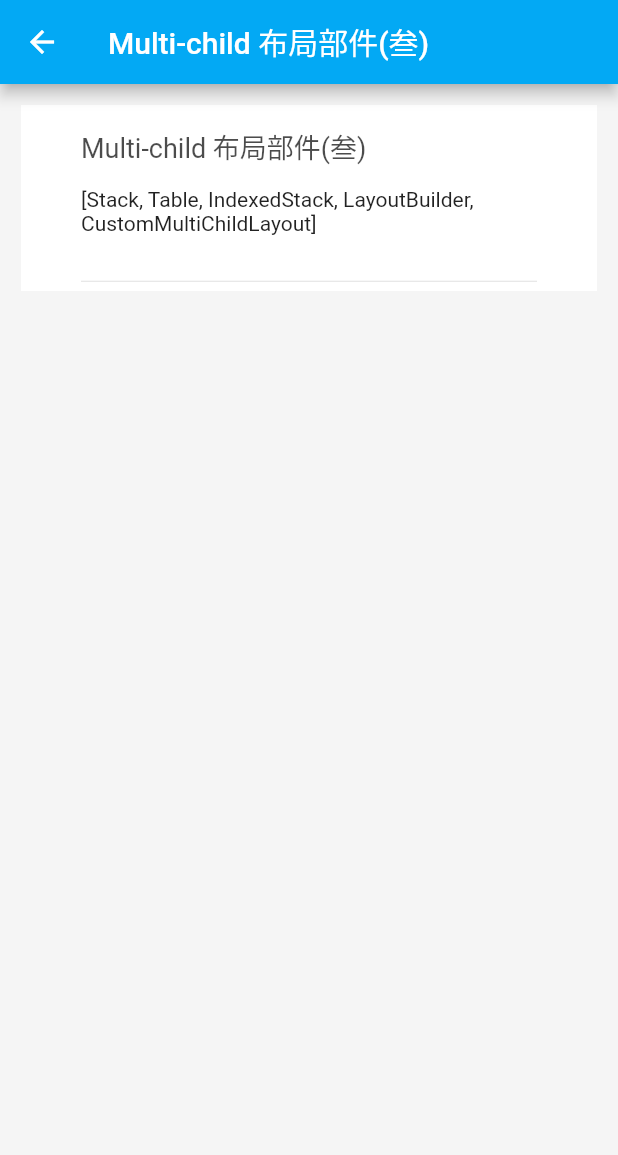
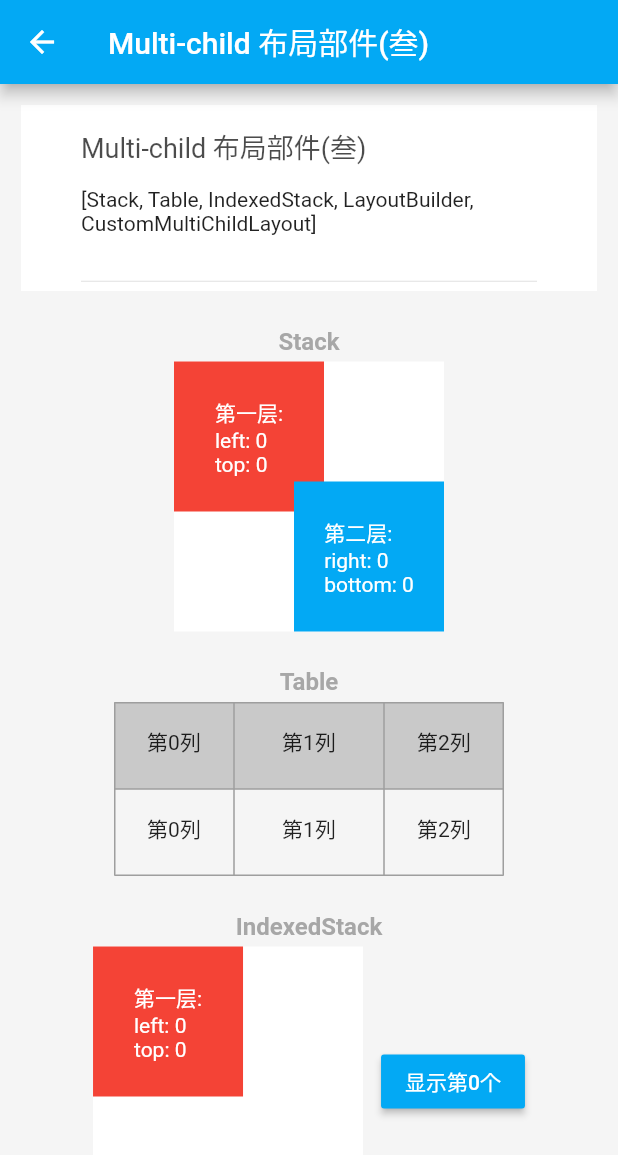
Before and after one commit to WitheredSkull/Flutter_Widget, a Flutter app: the screen it shows after launch, after a tap on "Multi-child 布局部件(叁)", on a phone screen of 412 x 824 dp. Shown: the top 1155 px of the screen. Run offline on Flutter 3.47's test engine with Material 2 defaults, Android fonts, the phone set to English and light mode, and no system bars.

Commit message:
完成所有Layout

```diff
--- a/lib/view/container/MultiLayout.dart
+++ b/lib/view/container/MultiLayout.dart
@@ -68,7 +68,9 @@ class LayoutState extends BaseCodeState<MultiLayout> {
           ),
           ItemName("Wrap"),
           WrapWidget(),
-          SizedBox(height: 48,)
+          SizedBox(
+            height: 48,
+          )
         ],
       ),
     );
--- a/lib/view/container/MultiLayout3.dart
+++ b/lib/view/container/MultiLayout3.dart
@@ -1,8 +1,14 @@
 import 'package:flutter/material.dart';
 import 'package:flutter_widget/model/bean/ItemViewExplainBean.dart';
 import 'package:flutter_widget/view/base/BaseCodeState.dart';
+import 'package:flutter_widget/view/widget/CustomMultiChildLayoutWidget.dart';
 import 'package:flutter_widget/view/widget/Explan.dart';
-import 'package:flutter_widget/application/app.dart'  as APP;
+import 'package:flutter_widget/application/app.dart' as APP;
+import 'package:flutter_widget/view/widget/IndexedStackWidget.dart';
+import 'package:flutter_widget/view/widget/ItemName.dart';
+import 'package:flutter_widget/view/widget/LayoutBuilderWidget.dart';
+import 'package:flutter_widget/view/widget/StackWidget.dart';
+import 'package:flutter_widget/view/widget/TableWidget.dart';
 
 class Multi3Layout extends StatefulWidget {
   ItemViewExplainBean data;
@@ -16,6 +22,8 @@ class Multi3Layout extends StatefulWidget {
 }
 
 class LayoutState extends BaseCodeState<Multi3Layout> {
+  var isShowFirst = true;
+
   @override
   Widget body() {
     return SingleChildScrollView(
@@ -30,18 +38,70 @@ class LayoutState extends BaseCodeState<Multi3Layout> {
               Text(widget.data.explain)
             ],
           ),
+          ItemName("Stack"),
+          Container(
+            width: 180,
+            height: 180,
+            color: Colors.white,
+            child: StackWidget(),
+          ),
+          ItemName("Table"),
+          TableWidget(),
+          ItemName("IndexedStack"),
+          Row(
+            mainAxisSize: MainAxisSize.min,
+            children: <Widget>[
+              Container(
+                width: 180,
+                height: 180,
+                color: Colors.white,
+                child: IndexedStackWidget(isShowFirst),
+              ),
+              SizedBox(
+                width: 12,
+              ),
+              MaterialButton(
+                color: Colors.lightBlue,
+                onPressed: () {
+                  setState(() {
+                    isShowFirst = !isShowFirst;
+                  });
+                },
+                child: Text(
+                  "显示第${isShowFirst ? 0 : 1}个",
+                  style: TextStyle(color: Colors.white),
+                ),
+              )
+            ],
+          ),
+          ItemName("LayoutBuilder"),
+          Container(
+            width: 150,
+            height: 150,
+            color: Colors.white,
+            child: LayoutBuilderWidget(),
+          ),
+          ItemName("CustomMulitChildLayout"),
+          Container(
+            width: 120,
+            height: 240,
+            alignment: Alignment.topCenter,
+            color: Colors.white,
+            child: CustomMultiChildLayoutWidget(),
+          ),
+          SizedBox(
+            height: 48,
+          ),
         ],
       ),
     );
   }
 
   @override
-  void initData() {
-  }
+  void initData() {}
 
   @override
   String title() {
     return widget.data.title;
   }
-
 }
--- a/lib/view/utlis/CustomMultiChildLayoutDelegate.dart
+++ b/lib/view/utlis/CustomMultiChildLayoutDelegate.dart
@@ -0,0 +1,26 @@
+import 'package:flutter/cupertino.dart';
+
+class CustomMultiChildLayoutDelegate extends MultiChildLayoutDelegate {
+  static final String id1 = "id1";
+  static final String id2 = "id2";
+
+  @override
+  void performLayout(Size size) {
+    BoxConstraints constraints = BoxConstraints(maxWidth: size.width);
+    Size id1Size = layoutChild(id1, constraints);
+    positionChild(id1, Offset(size.width - id1Size.width, 0));
+    layoutChild(id2, constraints);
+    positionChild(id2, Offset(0, id1Size.height + 20));
+  }
+
+  @override
+  Size getSize(BoxConstraints constraints) {
+    return super.getSize(constraints);
+  }
+
+  @override
+  bool shouldRelayout(MultiChildLayoutDelegate oldDelegate) {
+    // TODO: implement shouldRelayout
+    return oldDelegate != this;
+  }
+}
--- a/lib/view/widget/CustomMultiChildLayoutWidget.dart
+++ b/lib/view/widget/CustomMultiChildLayoutWidget.dart
@@ -0,0 +1,47 @@
+import 'package:flutter/material.dart';
+import 'package:flutter_widget/view/utlis/CustomMultiChildLayoutDelegate.dart';
+
+class CustomMultiChildLayoutWidget extends StatelessWidget {
+  @override
+  Widget build(BuildContext context) {
+    ///使用委托来调整多个子元素的大小和位置(具体写法参照DEMO，
+    ///但是个人觉得写了那么多的delegate，
+    ///实际上这些事情你使用布局嵌套能够更快解决，
+    ///但是使用delegate的话：没有层级嵌套是可以更高效的)
+    ///A widget that uses a delegate to size and position multiple children.
+    return CustomMultiChildLayout(
+      ///自定义多部件委托
+      delegate: CustomMultiChildLayoutDelegate(),
+
+      ///子部件
+      children: <Widget>[
+        ///因为委托没有直接过去child的方法，所以使用LayoutId获取Child
+        LayoutId(
+            id: CustomMultiChildLayoutDelegate.id1,
+            child: Container(
+              width: 100,
+              height: 100,
+              alignment: Alignment.center,
+              color: Colors.lightBlue,
+              child: Text(
+                "起始位置修改为：x:父部件宽度-子部件宽度\ny:0",
+                style: TextStyle(color: Colors.white),
+              ),
+            )),
+        LayoutId(
+          id: CustomMultiChildLayoutDelegate.id2,
+          child: Container(
+            width: 100,
+            height: 100,
+            alignment: Alignment.center,
+            color: Colors.lightBlue,
+            child: Text(
+              "起始位置修改为：x:0\ny:上一个部件的底部+20",
+              style: TextStyle(color: Colors.white),
+            ),
+          ),
+        ),
+      ],
+    );
+  }
+}
--- a/lib/view/widget/IndexedStackWidget.dart
+++ b/lib/view/widget/IndexedStackWidget.dart
@@ -0,0 +1,57 @@
+import 'package:flutter/material.dart';
+
+class IndexedStackWidget extends StatelessWidget {
+  var isShowFirst = true;
+
+
+  IndexedStackWidget(this.isShowFirst);
+
+  @override
+  Widget build(BuildContext context) {
+    ///在一堆子部件中仅显示一个
+    ///A Stack that shows a single child from a list of children.
+    return IndexedStack(
+      ///对齐方向
+      alignment: Alignment.topLeft,
+      ///文本方向
+      textDirection: TextDirection.ltr,
+      ///子组件适应父组件的方式
+      sizing: StackFit.loose,
+      ///显示第几个Child（指定后其他的都会被隐藏）
+      index: isShowFirst?0:1,
+      children: <Widget>[
+        ///定位小部件
+        Positioned(
+          child: Container(
+            width: 100,
+            height: 100,
+            color: Colors.red,
+            alignment: Alignment.center,
+            child: Text(
+              "第一层:\nleft: 0\ntop: 0",
+              style: TextStyle(color: Colors.white),
+            ),
+          ),
+          left: 0,
+          top: 0,
+        ),
+
+        ///定位小部件
+        Positioned(
+          child: Container(
+            width: 100,
+            height: 100,
+            color: Colors.lightBlue,
+            alignment: Alignment.center,
+            child: Text(
+              "第二层:\nright: 0\nbottom: 0",
+              style: TextStyle(color: Colors.white),
+            ),
+          ),
+          right: 0,
+          bottom: 0,
+        ),
+      ],
+    );
+  }
+}
--- a/lib/view/widget/LayoutBuilderWidget.dart
+++ b/lib/view/widget/LayoutBuilderWidget.dart
@@ -0,0 +1,21 @@
+import 'package:flutter/material.dart';
+
+class LayoutBuilderWidget extends StatelessWidget {
+  @override
+  Widget build(BuildContext context) {
+    ///构建一个部件树,会有父部件的constraints传递过来，而你只需要实现一个返回值为Widget的函数即可
+    ///Builds a widget tree that can depend on the parent widget's size.
+    return LayoutBuilder(builder: (context, constraints) {
+      return Container(
+        ///继承父布局的constraints来控制自身大小
+        constraints: constraints,
+        color: Colors.lightBlue,
+        alignment: Alignment.center,
+        child: Text(
+          "Container大小为父部件大小:\n180,180",
+          style: TextStyle(color: Colors.white),
+        ),
+      );
+    });
+  }
+}
--- a/lib/view/widget/StackWidget.dart
+++ b/lib/view/widget/StackWidget.dart
@@ -0,0 +1,56 @@
+import 'package:flutter/material.dart';
+
+class StackWidget extends StatelessWidget {
+  @override
+  Widget build(BuildContext context) {
+    ///重叠小部件，可以用来重叠内容，后面的child会覆盖之前的，同时它的子部件可以使用Positioned实现定位，效果类似相对布局
+    ///This class is useful if you want to overlap several children in a simple way, for example having some text and an image, overlaid with a gradient and a button attached to the bottom.
+    return Stack(
+      ///对齐方向
+      alignment: Alignment.topLeft,
+
+      ///文本方向
+      textDirection: TextDirection.ltr,
+
+      ///子组件适应父组件的方式
+      fit: StackFit.loose,
+
+      ///超出显示方式(现在是直接剪裁掉)
+      overflow: Overflow.clip,
+
+      ///子部件
+      children: <Widget>[
+        ///定位小部件
+        Positioned(
+          child: Container(
+            width: 100,
+            height: 100,
+            color: Colors.red,
+            alignment: Alignment.center,
+            child: Text(
+              "第一层:\nleft: 0\ntop: 0",
+              style: TextStyle(color: Colors.white),
+            ),
+          ),
+          left: 0,
+          top: 0,
+        ),
+        ///定位小部件
+        Positioned(
+          child: Container(
+            width: 100,
+            height: 100,
+            color: Colors.lightBlue,
+            alignment: Alignment.center,
+            child: Text(
+              "第二层:\nright: 0\nbottom: 0",
+              style: TextStyle(color: Colors.white),
+            ),
+          ),
+          right: 0,
+          bottom: 0,
+        ),
+      ],
+    );
+  }
+}
--- a/lib/view/widget/TableWidget.dart
+++ b/lib/view/widget/TableWidget.dart
@@ -0,0 +1,56 @@
+import 'package:flutter/material.dart';
+
+class TableWidget extends StatelessWidget {
+  @override
+  Widget build(BuildContext context) {
+    ///绘制一个表格的部件
+    ///A widget that uses the table layout algorithm for its children.
+    return Table(
+      ///指定列宽
+      columnWidths: {
+        ///第0列,宽度80
+        0: FixedColumnWidth(80.0),
+
+        ///第1列
+        1: FixedColumnWidth(100.0),
+        2: FixedColumnWidth(80.0),
+      },
+
+      ///默认列宽
+      defaultColumnWidth: FixedColumnWidth(100.0),
+
+      ///文字方向
+      textDirection: TextDirection.ltr,
+
+      ///表格边框
+      border: TableBorder.all(
+          color: Colors.grey, width: 1, style: BorderStyle.solid),
+
+      ///默认垂直对齐方向
+      defaultVerticalAlignment: TableCellVerticalAlignment.top,
+
+      ///文字对齐基线
+      textBaseline: TextBaseline.ideographic,
+      children: [
+        TableRow(
+          ///单元格装饰
+          decoration: BoxDecoration(color: Colors.grey.withOpacity(0.5)),
+          children: [
+            Text("\n第0列\n",textAlign: TextAlign.center,),
+            Text("\n第1列\n",textAlign: TextAlign.center,),
+            Text("\n第2列\n",textAlign: TextAlign.center,),
+          ],
+        ),
+        TableRow(
+          ///单元格装饰
+          decoration: BoxDecoration(),
+          children: [
+            Text("\n第0列\n",textAlign: TextAlign.center,),
+            Text("\n第1列\n",textAlign: TextAlign.center,),
+            Text("\n第2列\n",textAlign: TextAlign.center,),
+          ],
+        )
+      ],
+    );
+  }
+}
```
Also changed, not shown: lib/view/container/MultiLayout2.dart (+29 -1 lines), lib/view/utlis/CustomFlowDelegate.dart (+26 -0 lines), lib/view/widget/FlowWidget.dart (+29 -0 lines), lib/view/widget/GridViewWidget.dart (+80 -0 lines), lib/view/widget/ListBodyWidget.dart (+37 -0 lines), lib/view/widget/ListViewWidget.dart (+76 -0 lines).
